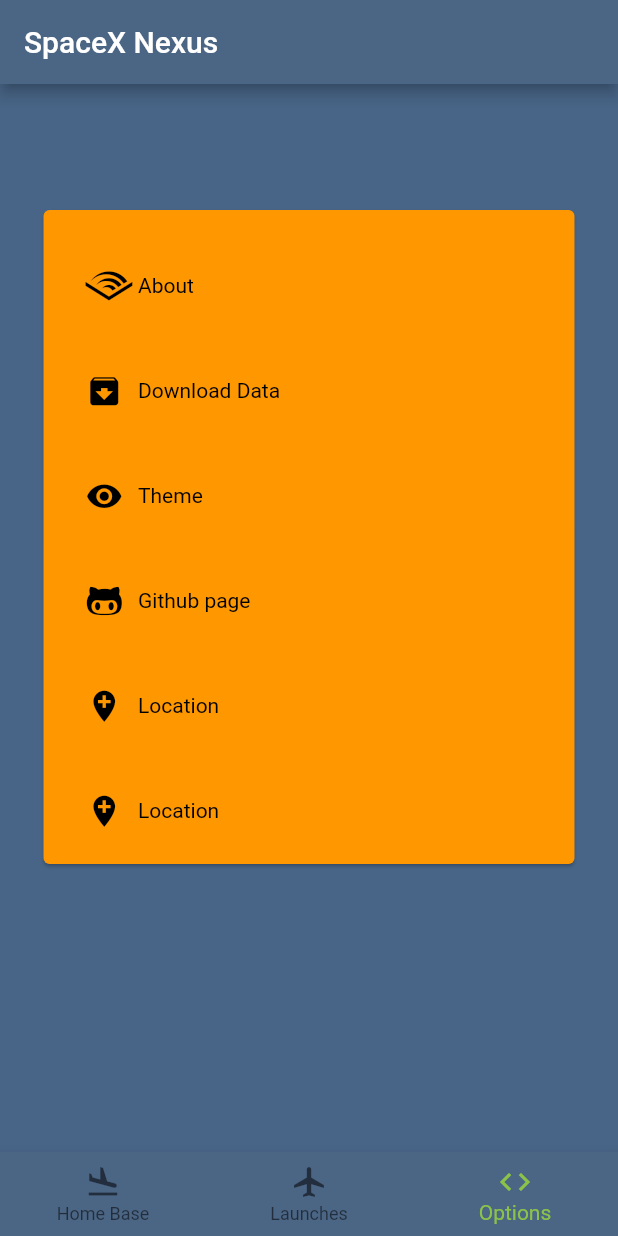
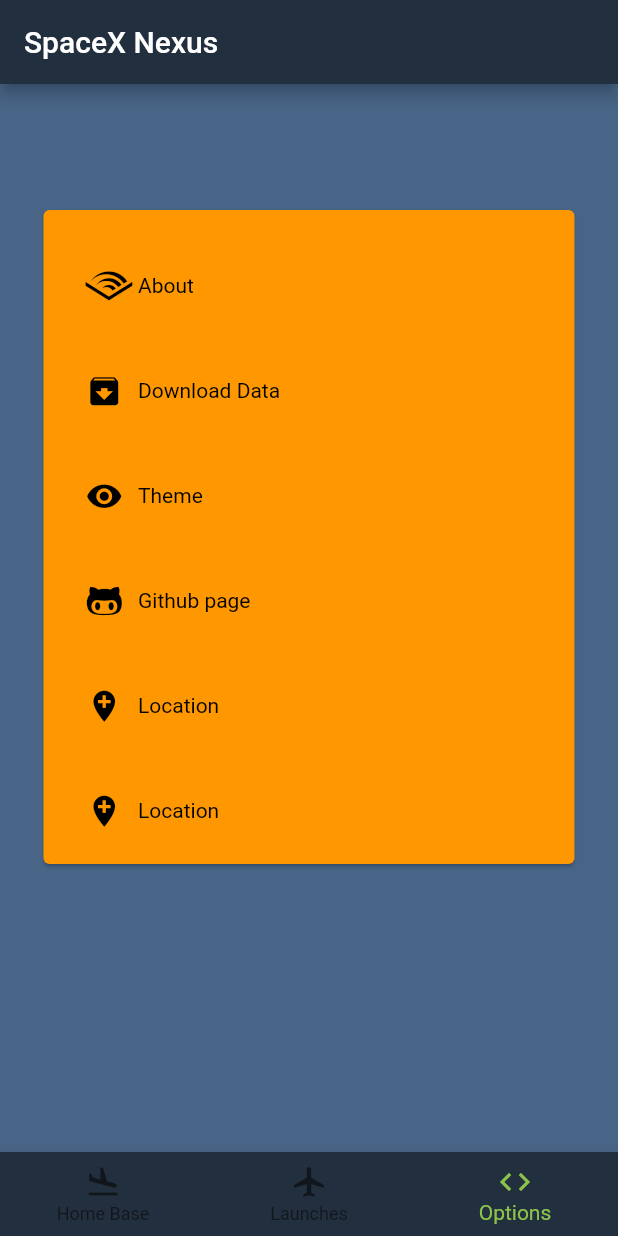
Before and after one commit to teslatickles/oto-spacex, a Flutter app: the screen it shows after launch, item 3 of the bottom bar chosen, on a phone screen of 412 x 824 dp. Run offline on Flutter 3.47's test engine with Material 2 defaults, Android fonts, the phone set to English and light mode, and no system bars; our stand-ins replace font_awesome_flutter; network calls fail.

Commit message:
improve card aesthetic and refactor cleanup

```diff
--- a/lib/main.dart
+++ b/lib/main.dart
@@ -7,27 +7,27 @@ import 'package:oto/pages/SettingsPage.dart';
 void main() => runApp(MyApp());
 
 class MyApp extends StatelessWidget {
-  dynamic hex = 0xFF4b6584;
+  final dynamic hex = 0xFF222f3e;
   final MaterialColor kPrimaryColor = const MaterialColor(
-    0xFF4b6584,
+    0xFF222f3e,
     const <int, Color>{
-      50: const Color(0xFF4b6584),
-      100: const Color(0xFF4b6584),
-      200: const Color(0xFF4b6584),
-      300: const Color(0xFF4b6584),
-      400: const Color(0xFF4b6584),
-      500: const Color(0xFF4b6584),
-      600: const Color(0xFF4b6584),
-      700: const Color(0xFF4b6584),
-      800: const Color(0xFF4b6584),
-      900: const Color(0xFF4b6584),
+      50: const Color(0xFF222f3e),
+      100: const Color(0xFF222f3e),
+      200: const Color(0xFF222f3e),
+      300: const Color(0xFF222f3e),
+      400: const Color(0xFF222f3e),
+      500: const Color(0xFF222f3e),
+      600: const Color(0xFF222f3e),
+      700: const Color(0xFF222f3e),
+      800: const Color(0xFF222f3e),
+      900: const Color(0xFF222f3e),
     },
   );
+
   @override
   Widget build(BuildContext context) {
     return MaterialApp(
       title: 'SpaceX Nexus',
-      // color: Color.fromRGBO(75, 101, 130, 80),
       theme: ThemeData(primarySwatch: kPrimaryColor),
       home: NexusPage(title: 'SpaceX Nexus'),
     );
@@ -47,18 +47,18 @@ class _NexusPageState extends State<NexusPage> {
   int _index = 0;
 
   final MaterialColor kPrimaryColor = const MaterialColor(
-    0xFF4b6584,
+    0xFF222f3e,
     const <int, Color>{
-      50: const Color(0xFF4b6584),
-      100: const Color(0xFF4b6584),
-      200: const Color(0xFF4b6584),
-      300: const Color(0xFF4b6584),
-      400: const Color(0xFF4b6584),
-      500: const Color(0xFF4b6584),
-      600: const Color(0xFF4b6584),
-      700: const Color(0xFF4b6584),
-      800: const Color(0xFF4b6584),
-      900: const Color(0xFF4b6584),
+      50: const Color(0xFF222f3e),
+      100: const Color(0xFF222f3e),
+      200: const Color(0xFF222f3e),
+      300: const Color(0xFF222f3e),
+      400: const Color(0xFF222f3e),
+      500: const Color(0xFF222f3e),
+      600: const Color(0xFF222f3e),
+      700: const Color(0xFF222f3e),
+      800: const Color(0xFF222f3e),
+      900: const Color(0xFF222f3e),
     },
   );
 
@@ -132,25 +132,19 @@ class _NexusPageState extends State<NexusPage> {
   }
 
   Widget _handlePaging(int index) {
-    Widget selectedWidget;
-
     switch (index) {
       case 0:
-        selectedWidget = mainPage();
-        return selectedWidget;
+        return mainPage();
       case 1:
-        selectedWidget = LaunchPage(
+        return LaunchPage(
           key: null,
         );
-        return selectedWidget;
       case 2:
-        selectedWidget = SettingsPage();
-        return selectedWidget;
+        return SettingsPage();
       default:
-        selectedWidget = NexusPage(
+        return NexusPage(
           title: 'SpaceX Nexus',
         );
-        return selectedWidget;
     }
   }
 }
--- a/lib/pages/MainPage.dart
+++ b/lib/pages/MainPage.dart
@@ -1,28 +1,34 @@
 import 'package:flutter/material.dart';
 // import 'package:font_awesome_flutter/font_awesome_flutter.dart';
 
+// Widget mainPage() {
+//   return Center(
+//     child: ListView(
+//       children: <Widget>[
+//         mainPageItem(Icons.radio_button_checked, 'Turtle'),
+//         mainPageItem(Icons.ac_unit, 'toc'),
+//         mainPageItem(Icons.terrain, 'terrain'),
+//       ],
+//     ),
+//   );
+// }
+
+// Widget mainPageItem(IconData icon, String text) {
+//   return Card(
+//     child: Padding(
+//       padding: EdgeInsets.all(25.0),
+//       child: Row(
+//         children: <Widget>[
+//           Icon(icon),
+//           Text(text),
+//         ],
+//       ),
+//     ),
+//   );
+// }
 Widget mainPage() {
   return Center(
-    child: ListView(
-      children: <Widget>[
-        mainPageItem(Icons.radio_button_checked, 'Turtle'),
-        mainPageItem(Icons.ac_unit, 'toc'),
-        mainPageItem(Icons.terrain, 'terrain'),
-      ],
-    ),
+    child: Image.network(
+        "https://c.tenor.com/9qQT6L0CfHQAAAAC/ranma-transform.gif "),
   );
 }
-
-Widget mainPageItem(IconData icon, String text) {
-  return Card(
-    child: Padding(
-      padding: EdgeInsets.all(25.0),
-      child: Row(
-        children: <Widget>[
-          Icon(icon),
-          Text(text),
-        ],
-      ),
-    ),
-  );
-}
--- a/pubspec.yaml
+++ b/pubspec.yaml
@@ -14,7 +14,7 @@ description: A new Flutter project.
 version: 1.0.0+1
 
 environment:
-  sdk: ">=2.1.0 <3.0.0"
+  sdk: ">=2.2.0 <3.0.0"
 
 dependencies:
   flutter:
```
Also changed, not shown: lib/helpers/CardColumn.dart (added, +127 -0 lines), lib/helpers/LaunchCard.dart (+136 -148 lines), lib/pages/LaunchPage.dart (+50 -3 lines), pubspec.lock, 6 other files.
